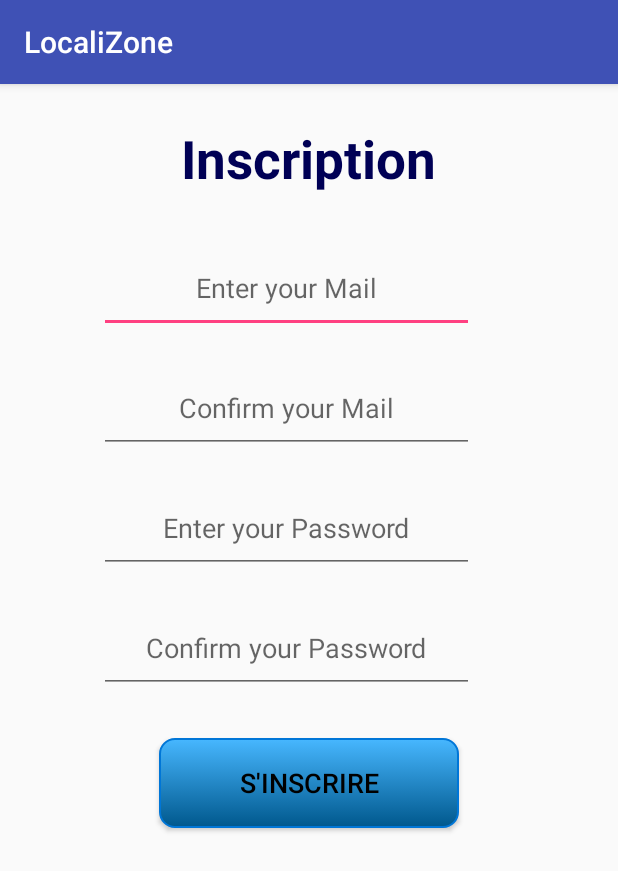
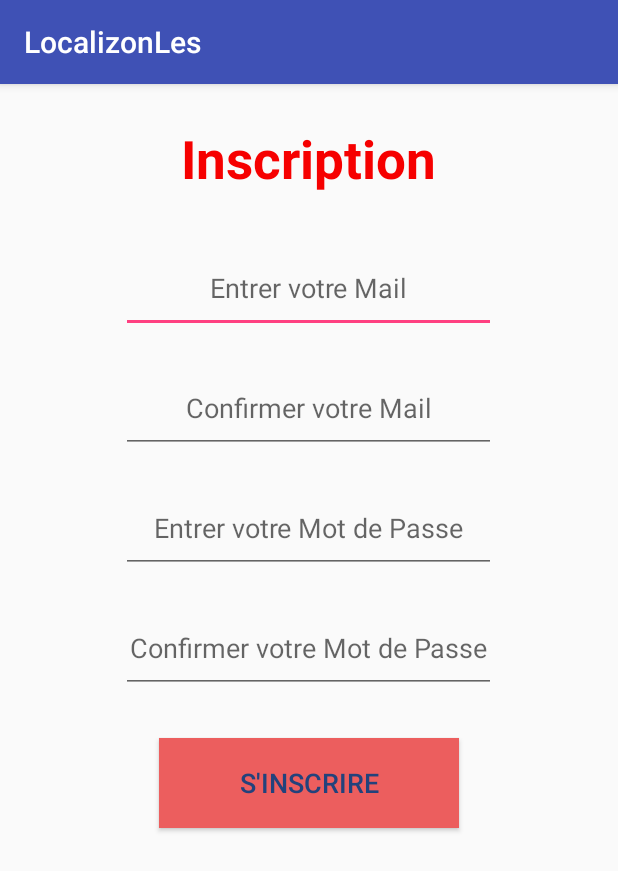
Before and after one commit to cforgeon/Android, an Android app: the Inscription screen opened directly, with no data from a screen before it, on a phone screen of 412 x 824 dp. Shown: the top 871 px of the screen. Run offline under Robolectric (Android 15) with nearby library versions, the phone set to English and light mode, and no system bars.

Commit message:
modif de la langue, du logo...

```diff
--- a/app/src/main/AndroidManifest.xml
+++ b/app/src/main/AndroidManifest.xml
@@ -14,7 +14,7 @@
 
     <application
         android:allowBackup="true"
-        android:icon="@mipmap/ic_launcher"
+        android:icon="@mipmap/local_icone"
         android:label="@string/app_name"
         android:supportsRtl="true"
         android:theme="@style/AppTheme" >
--- a/app/src/main/java/com/example/user/localizone/HttpRequest.java
+++ b/app/src/main/java/com/example/user/localizone/HttpRequest.java
@@ -18,7 +18,7 @@ import java.net.URL;
  */
 public class HttpRequest {
 
-    private static String IP_PC="192.168.0.15";
+    private static String IP_PC="172.16.235.86";
 
     public static StringBuilder sendRequest(Context context,String urlLast){
 
--- a/app/src/main/res/layout/accueil.xml
+++ b/app/src/main/res/layout/accueil.xml
@@ -16,19 +16,19 @@
 
     <TextView
         android:id="@+id/textView1"
-        android:text="WELCOME ON LOCALIZONE !"
+        android:text="BIENVENU SUR LOCALIZONLES !"
         android:layout_width="wrap_content"
         android:layout_height="wrap_content"
         android:layout_above="@+id/parent"
         android:layout_centerInParent="true"
         android:layout_marginBottom="85dip"
         android:textColor="#22427C"
-        android:textSize="23sp"
+        android:textSize="22sp"
         android:textStyle="bold"/>
 
     <TextView
         android:id="@+id/textView2"
-        android:text="Please choose your status :"
+        android:text="Choisissez votre statut :"
         android:layout_width="wrap_content"
         android:layout_height="wrap_content"
         android:layout_centerInParent="true"
--- a/app/src/main/res/layout/activity_map.xml
+++ b/app/src/main/res/layout/activity_map.xml
@@ -20,11 +20,6 @@
             android:id="@+id/location"
             android:layout_width="match_parent"
             android:layout_height="30dp"/>
-
-        <!--<TextView
-            android:id="@+id/address"
-            android:layout_width="match_parent"
-            android:layout_height="wrap_content"/>-->
 
         <TextView
             android:id="@+id/checkzone"
--- a/app/src/main/res/layout/activity_mapparent.xml
+++ b/app/src/main/res/layout/activity_mapparent.xml
@@ -20,11 +20,6 @@
             android:id="@+id/location"
             android:layout_width="match_parent"
             android:layout_height="20dp"/>
-
-        <!--<TextView
-            android:id="@+id/address"
-            android:layout_width="match_parent"
-            android:layout_height="wrap_content"/>-->
 
         <TextView
             android:id="@+id/viewtoken"
--- a/app/src/main/res/layout/identification.xml
+++ b/app/src/main/res/layout/identification.xml
@@ -21,7 +21,7 @@
         android:id="@+id/identMail"
         android:layout_width="250dp"
         android:layout_height="70dp"
-        android:hint="Enter your Mail"
+        android:hint="Entrer votre Mail"
         android:textAlignment="center"
         android:inputType="text"
         android:layout_marginLeft="50dp"
@@ -33,7 +33,7 @@
         android:id="@+id/identPassword"
         android:layout_width="250dp"
         android:layout_height="70dp"
-        android:hint="Enter your Password"
+        android:hint="Entrer votre Mot de Passe"
         android:textAlignment="center"
         android:inputType="textPassword"
         android:layout_above="@+id/mail"
@@ -46,7 +46,7 @@
         android:id="@+id/identification"
         android:layout_width="150dp"
         android:layout_height="60dp"
-        android:text="IDENTIFY"
+        android:text="S'IDENTIFIER"
         android:textSize="18dp"
         android:textColor="#22427C"
         android:layout_centerVertical="true"
--- a/app/src/main/res/layout/inscription.xml
+++ b/app/src/main/res/layout/inscription.xml
@@ -21,7 +21,7 @@
         android:layout_width="wrap_content"
         android:layout_height="wrap_content"
         android:layout_centerInParent="true"
-        android:textColor="#000055"
+        android:textColor="#F60000"
         android:textSize="35sp"
         android:textStyle="bold"
         android:layout_gravity="center_horizontal"
@@ -34,21 +34,21 @@
         android:layout_height="wrap_content"
         android:layout_centerInParent="true"
         android:textSize="20sp"
-        android:layout_gravity="center_horizontal"
+        android:layout_marginLeft="50dp"
+        android:layout_marginRight="50dp"
         android:layout_marginTop="5dp"
         android:textStyle="bold"
-        android:textColor="#EC5E5E"/>
-        />
+        android:textColor="#22427C"/>
 
     <EditText
         android:id="@+id/inscrMail"
         android:layout_width="250dp"
         android:layout_height="60dp"
-        android:hint="Enter your Mail"
+        android:hint="Entrer votre Mail"
         android:textAlignment="center"
         android:inputType="text"
-        android:layout_marginLeft="50dp"
-        android:layout_marginRight="50dp"
+        android:layout_gravity="center_horizontal"
+
         android:layout_marginTop="0dp"
         android:textColor="#22427C"/>
 
@@ -56,11 +56,10 @@
         android:id="@+id/inscrConfMail"
         android:layout_width="250dp"
         android:layout_height="60dp"
-        android:hint="Confirm your Mail"
+        android:hint="Confirmer votre Mail"
         android:textAlignment="center"
         android:inputType="text"
-        android:layout_marginLeft="50dp"
-        android:layout_marginRight="50dp"
+        android:layout_gravity="center_horizontal"
         android:textColor="#22427C"
         android:layout_marginTop="20dp"/>
 
@@ -68,12 +67,11 @@
         android:id="@+id/inscrPassword"
         android:layout_width="250dp"
         android:layout_height="60dp"
-        android:hint="Enter your Password"
+        android:hint="Entrer votre Mot de Passe"
         android:textAlignment="center"
         android:inputType="textPassword"
         android:layout_above="@+id/mail"
-        android:layout_marginLeft="50dp"
-        android:layout_marginRight="50dp"
+        android:layout_gravity="center_horizontal"
         android:textColor="#22427C"
         android:layout_marginTop="20dp"/>
 
@@ -81,12 +79,11 @@
         android:id="@+id/inscrConfpassword"
         android:layout_width="250dp"
         android:layout_height="60dp"
-        android:hint="Confirm your Password"
+        android:hint="Confirmer votre Mot de Passe"
         android:textAlignment="center"
         android:inputType="textPassword"
         android:layout_above="@+id/mail"
-        android:layout_marginLeft="50dp"
-        android:layout_marginRight="50dp"
+        android:layout_gravity="center_horizontal"
         android:textColor="#22427C"
         android:layout_marginTop="20dp"/>
 
@@ -101,8 +98,8 @@
         android:textSize="18dp"
         android:text="S'INSCRIRE"
         android:layout_marginTop="30dp"
-        android:textColor="#000000"
-        android:background="@drawable/buttonparent"/>
+        android:textColor="#22427C"
+        android:background="#EC5E5E"/>
 
     </LinearLayout>
 </RelativeLayout>
--- a/app/src/main/res/layout/scrollview_notif.xml
+++ b/app/src/main/res/layout/scrollview_notif.xml
@@ -8,7 +8,7 @@
 
     <TableLayout
         android:layout_width="match_parent"
-        android:layout_height="match_parent" >
+        android:layout_height="match_parent"
         android:stretchColumns="1">
 
         <TableRow>
```
Also changed, not shown: app/src/main/java/com/example/user/localizone/Inscription.java (+5 -5 lines), app/src/main/java/com/example/user/localizone/MapActivity.java (+4 -7 lines), app/src/main/res/layout/viewenfant.xml (+4 -4 lines), app/src/main/res/layout/viewparent.xml (+7 -4 lines), app/src/main/res/values/strings.xml (+5 -5 lines), app/src/main/res/mipmap-mdpi/local_icone.png (added), 1 other file.
